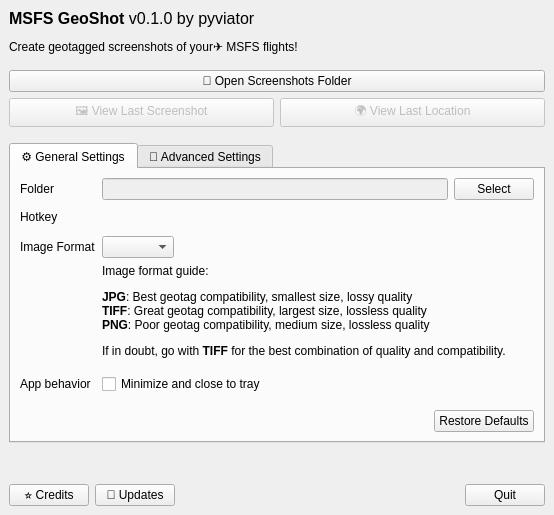
Old version of the form qtdesigner/main_window.ui in the repository pyviator/msfs-geoshot.
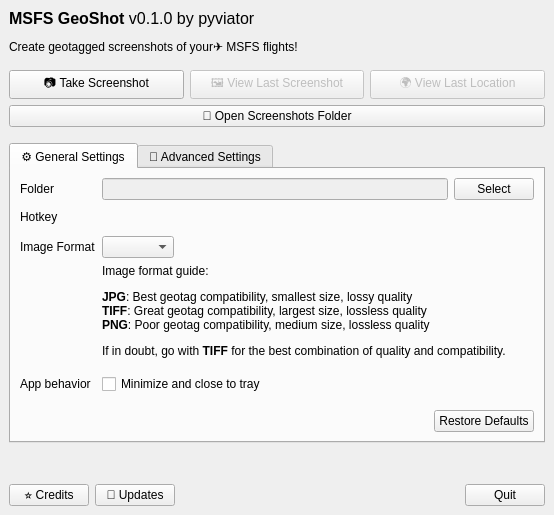
New version of the form.

Commit message: Add dedicated screenshot button

```diff
--- a/qtdesigner/main_window.ui
+++ b/qtdesigner/main_window.ui
@@ -82,15 +82,15 @@
         </property>
        </spacer>
       </item>
-      <item>
-       <widget class="QPushButton" name="open_screenshots">
-        <property name="text">
-         <string>📂 Open Screenshots Folder</string>
-        </property>
-       </widget>
-      </item>
       <item>
        <layout class="QHBoxLayout" name="horizontalLayout_2">
+        <item>
+         <widget class="QPushButton" name="take_screenshot">
+          <property name="text">
+           <string>📷 Take Screenshot</string>
+          </property>
+         </widget>
+        </item>
         <item>
          <widget class="QPushButton" name="view_last_screenshot">
           <property name="enabled">
@@ -113,6 +113,13 @@
         </item>
        </layout>
       </item>
+      <item>
+       <widget class="QPushButton" name="open_screenshots">
+        <property name="text">
+         <string>📂 Open Screenshots Folder</string>
+        </property>
+       </widget>
+      </item>
      </layout>
     </item>
     <item>
```
The commit also changes 1 other file.
